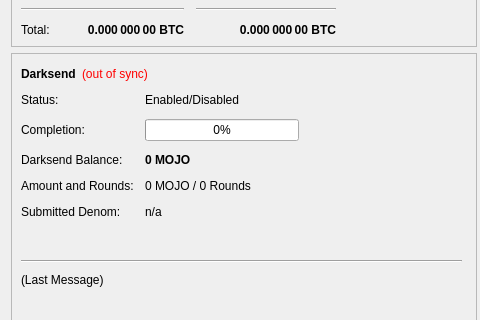
Qt form src/qt/forms/overviewpage.ui (dsutil/mojocoin) before a commit; both pictures show x 0 to 480 and y 195 to 515 of the 960 by 609 pixel window.
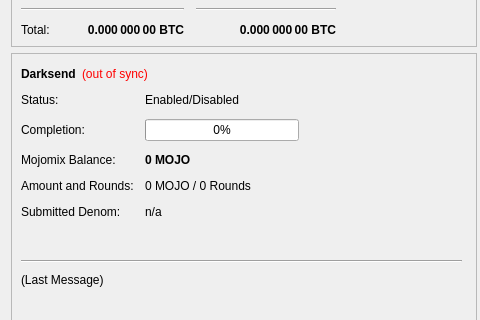
The same form after that commit.

Commit message: 'Darksend' to 'Mojomix'

```diff
--- a/src/qt/forms/overviewpage.ui
+++ b/src/qt/forms/overviewpage.ui
@@ -518,7 +518,7 @@
            <item row="3" column="0">
             <widget class="QLabel" name="labelAnonymizedText">
              <property name="text">
-              <string>Darksend Balance:</string>
+              <string>Mojomix Balance:</string>
              </property>
             </widget>
            </item>
```
Left out of the diff: 4 changed lines with no effect on the pictures. The commit also changes 7 other files.
